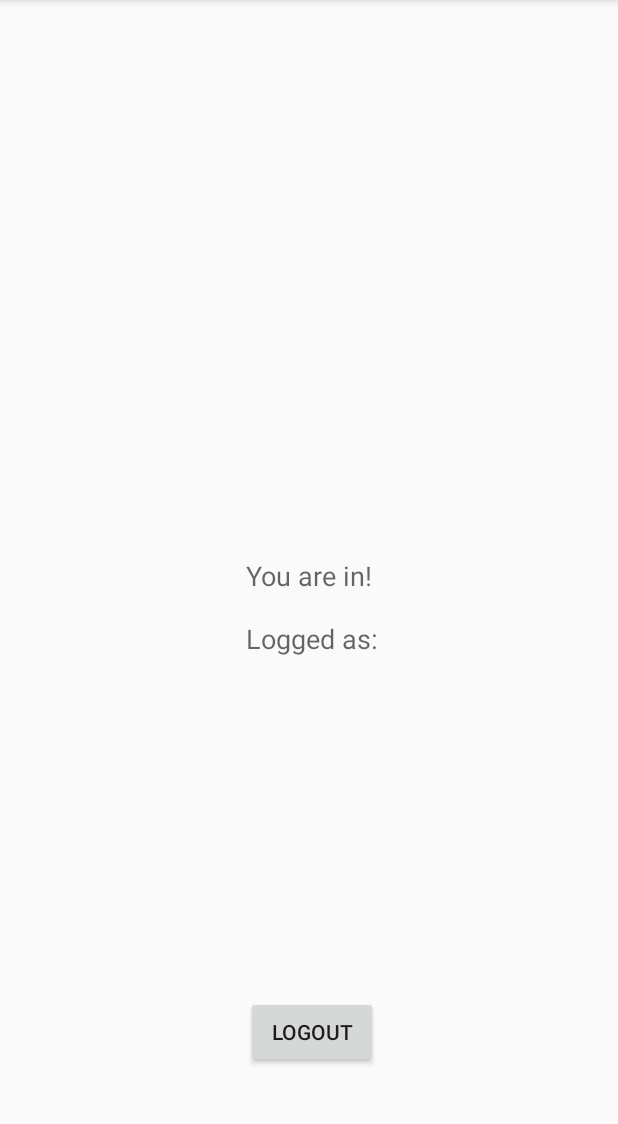
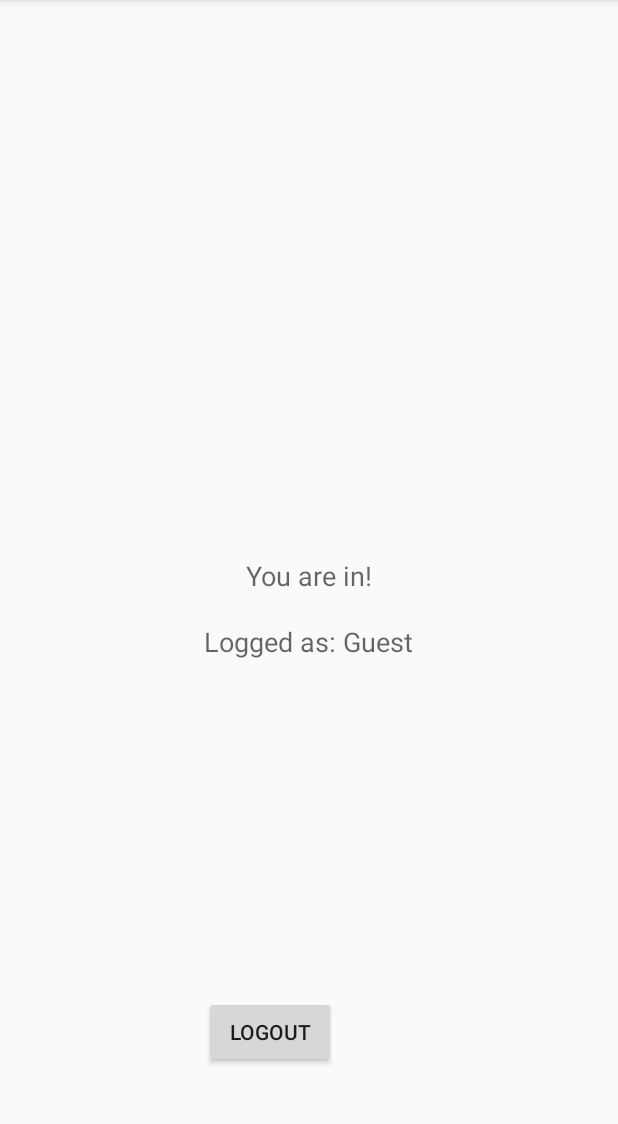
Before and after one commit to NuriaBruch/UPC-BeCitizen, an Android app: the InsideActivity screen opened directly, with no data from a screen before it, on a phone screen of 412 x 824 dp, the part 84-1208 px from its top. Run offline under Robolectric (Android 15) with nearby library versions, the phone set to English and light mode, and no system bars.

Commit message:
Fix guest login

```diff
--- a/frontend/BeCitizeN/app/src/main/java/com/becitizen/app/becitizen/presentation/ControllerUserPresentation.java
+++ b/frontend/BeCitizeN/app/src/main/java/com/becitizen/app/becitizen/presentation/ControllerUserPresentation.java
@@ -72,4 +72,8 @@
         if (mode.equals("guest")) return mode;
         else return json.getString("userName");
     }
+
+    public void guestLogin() {
+        controllerUserDomain.guestLogin();
+    }
 }
--- a/frontend/BeCitizeN/app/src/main/java/com/becitizen/app/becitizen/presentation/MainActivity.java
+++ b/frontend/BeCitizeN/app/src/main/java/com/becitizen/app/becitizen/presentation/MainActivity.java
@@ -7,15 +7,12 @@
 import android.widget.Toast;
 
 import com.becitizen.app.becitizen.R;
-import com.becitizen.app.becitizen.domain.ControllerUserDomain;
 import com.becitizen.app.becitizen.domain.LoginResponse;
 import com.facebook.CallbackManager;
 import com.facebook.FacebookCallback;
 import com.facebook.FacebookException;
 import com.facebook.login.LoginResult;
 import com.facebook.login.widget.LoginButton;
-
-import org.json.JSONObject;
 
 public class MainActivity extends AppCompatActivity implements View.OnClickListener {
 
@@ -110,6 +107,7 @@
     }
 
     public void logInGuestMainMenu(View view) {
+        ControllerUserPresentation.getUniqueInstance().guestLogin();
         goToActivity(InsideActivity.class, new Bundle(), 0);
     }
 
--- a/frontend/BeCitizeN/app/src/main/res/layout/activity_inside.xml
+++ b/frontend/BeCitizeN/app/src/main/res/layout/activity_inside.xml
@@ -15,9 +15,9 @@
         android:id="@+id/textLoggedAs"
         android:layout_width="wrap_content"
         android:layout_height="wrap_content"
-        android:layout_alignStart="@+id/textYouIn"
         android:layout_below="@+id/textYouIn"
-        android:layout_marginTop="17dp"
+        android:layout_centerHorizontal="true"
+        android:layout_marginTop="19dp"
         android:text="@string/loggedAs"
         android:textAppearance="@style/TextAppearance.AppCompat.Medium" />
 
```
Also changed, not shown: frontend/BeCitizeN/app/src/main/java/com/becitizen/app/becitizen/domain/ControllerUserDomain.java (+8 -0 lines).
